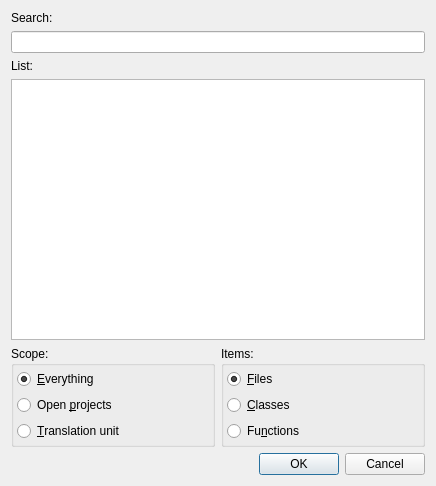
Above: plugins/quickopen/quickopen.ui from KDE/kdevelop before the change. Below: the same form after it.
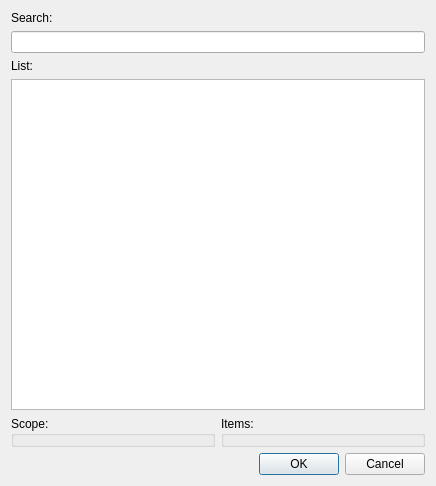
That is the form after the change. Custom widgets are drawn as their Qt base class.

Commit message: - More interaction-stuff: Double-clicking an entry executes it, polish the keyboard-interaction. - Build the checkboxes dynamically from the grouping-information quickopen-providers are registered with. - Use the checkboxes to control the data-providers in the quickopen model.

```diff
--- a/plugins/quickopen/quickopen.ui
+++ b/plugins/quickopen/quickopen.ui
@@ -38,117 +38,53 @@
      <item>
       <layout class="QHBoxLayout" >
        <item>
-        <widget class="KButtonGroup" name="scopeGroup" >
+        <widget class="QGroupBox" name="scopeGroup" >
          <property name="sizePolicy" >
           <sizepolicy vsizetype="Maximum" hsizetype="Preferred" >
            <horstretch>0</horstretch>
            <verstretch>0</verstretch>
           </sizepolicy>
          </property>
+         <property name="minimumSize" >
+          <size>
+           <width>0</width>
+           <height>0</height>
+          </size>
+         </property>
          <property name="title" >
           <string>Scope:</string>
          </property>
-         <layout class="QVBoxLayout" >
-          <property name="leftMargin" >
-           <number>3</number>
-          </property>
-          <property name="topMargin" >
-           <number>3</number>
-          </property>
-          <property name="rightMargin" >
-           <number>3</number>
-          </property>
-          <property name="bottomMargin" >
-           <number>3</number>
-          </property>
-          <item>
-           <widget class="QRadioButton" name="scopeEverything" >
-            <property name="sizePolicy" >
-             <sizepolicy vsizetype="Fixed" hsizetype="Maximum" >
-              <horstretch>0</horstretch>
-              <verstretch>0</verstretch>
-             </sizepolicy>
-            </property>
-            <property name="text" >
-             <string>&amp;Everything</string>
-            </property>
-            <property name="checked" >
-             <bool>true</bool>
-            </property>
-           </widget>
-          </item>
-          <item>
-           <widget class="QRadioButton" name="scopeOpenProjects" >
-            <property name="text" >
-             <string>Open &amp;projects</string>
-            </property>
-           </widget>
-          </item>
-          <item>
-           <widget class="QRadioButton" name="scopeTranslationUnit" >
-            <property name="text" >
-             <string>&amp;Translation unit</string>
-            </property>
-           </widget>
-          </item>
-         </layout>
+         <property name="alignment" >
+          <set>Qt::AlignLeading|Qt::AlignLeft|Qt::AlignTop</set>
+         </property>
+         <property name="flat" >
+          <bool>true</bool>
+         </property>
         </widget>
        </item>
        <item>
-        <widget class="KButtonGroup" name="itemsGroup" >
+        <widget class="QGroupBox" name="itemsGroup" >
          <property name="sizePolicy" >
           <sizepolicy vsizetype="Maximum" hsizetype="Preferred" >
            <horstretch>0</horstretch>
            <verstretch>0</verstretch>
           </sizepolicy>
          </property>
+         <property name="minimumSize" >
+          <size>
+           <width>0</width>
+           <height>0</height>
+          </size>
+         </property>
          <property name="title" >
           <string>Items:</string>
          </property>
-         <layout class="QVBoxLayout" >
-          <property name="leftMargin" >
-           <number>3</number>
-          </property>
-          <property name="topMargin" >
-           <number>3</number>
-          </property>
-          <property name="rightMargin" >
-           <number>3</number>
-          </property>
-          <property name="bottomMargin" >
-           <number>3</number>
-          </property>
-          <item>
-           <widget class="QRadioButton" name="itemsFiles" >
-            <property name="text" >
-             <string>&amp;Files</string>
-            </property>
-            <property name="checked" >
-             <bool>true</bool>
-            </property>
-           </widget>
-          </item>
-          <item>
-           <widget class="QRadioButton" name="itemsClasses" >
-            <property name="text" >
-             <string>&amp;Classes</string>
-            </property>
-           </widget>
-          </item>
-          <item>
-           <widget class="QRadioButton" name="itemsFunctions" >
-            <property name="sizePolicy" >
-             <sizepolicy vsizetype="Fixed" hsizetype="Maximum" >
-              <horstretch>0</horstretch>
-              <verstretch>0</verstretch>
-             </sizepolicy>
-            </property>
-            <property name="text" >
-             <string>Fu&amp;nctions</string>
-            </property>
-           </widget>
-          </item>
-         </layout>
+         <property name="alignment" >
+          <set>Qt::AlignLeading|Qt::AlignLeft|Qt::AlignTop</set>
+         </property>
+         <property name="flat" >
+          <bool>true</bool>
+         </property>
         </widget>
        </item>
       </layout>
@@ -168,12 +104,6 @@
   </layout>
  </widget>
  <customwidgets>
-  <customwidget>
-   <class>KButtonGroup</class>
-   <extends>QGroupBox</extends>
-   <header>kbuttongroup.h</header>
-   <container>1</container>
-  </customwidget>
   <customwidget>
    <class>ExpandingTree</class>
    <extends>QTreeView</extends>
```
The commit also changes 4 other files.
